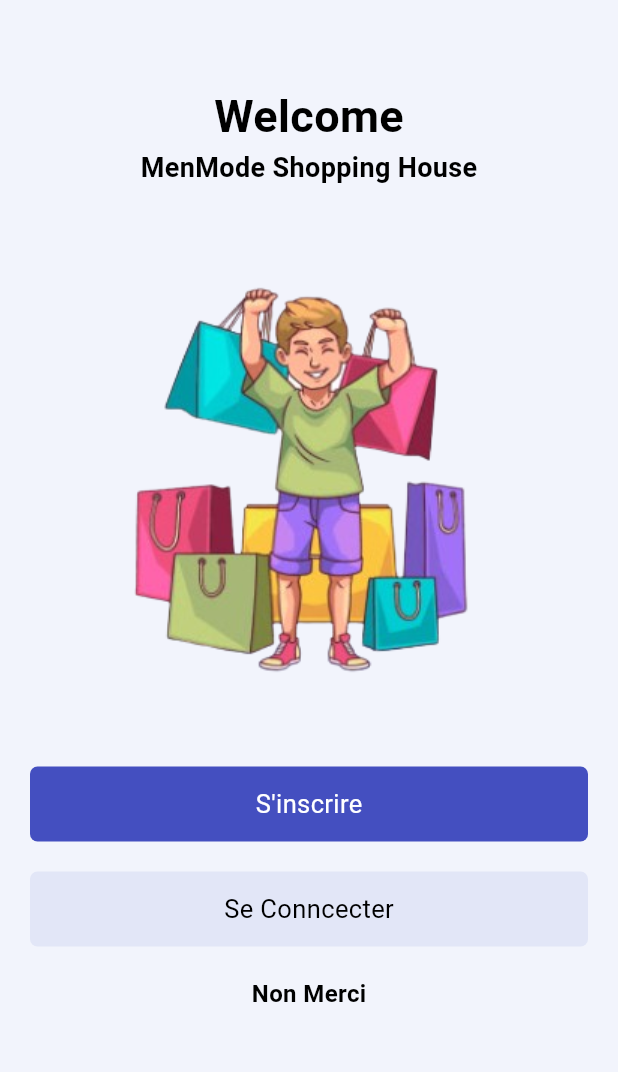
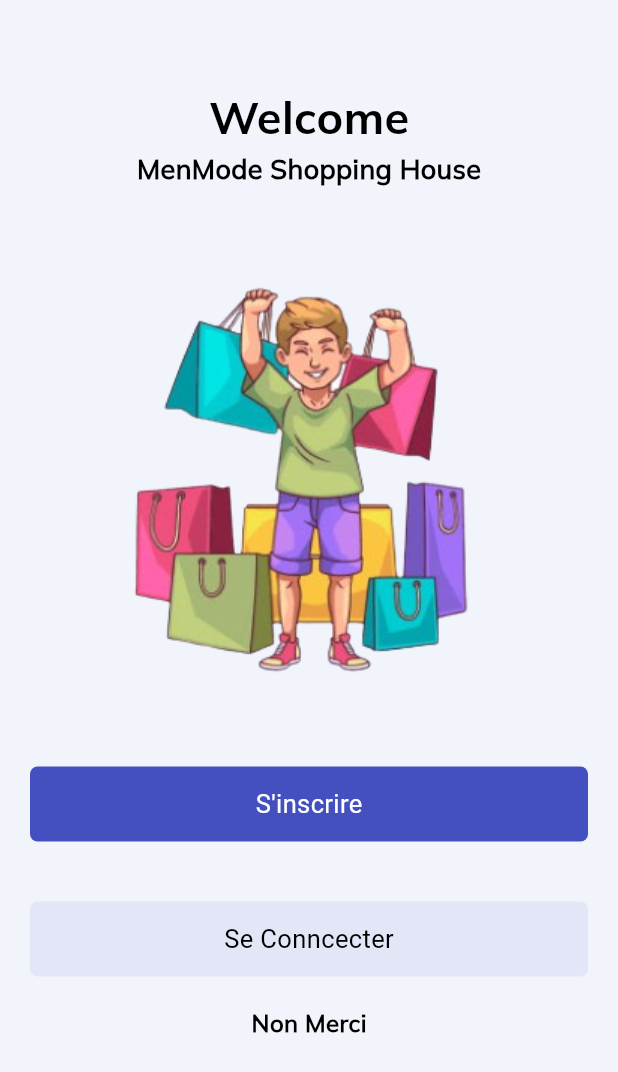
Before and after one commit to navalnorth/ecomApp_flutter, a Flutter app: the screen it shows after launch, on a phone screen of 412 x 824 dp. Shown: the top 1072 px of the screen. Run offline on Flutter 3.47's test engine with Material 3 defaults, Android fonts, the phone set to English and light mode, and no system bars.

Commit message:
feat:police

```diff
--- a/lib/app/components/button_components.dart
+++ b/lib/app/components/button_components.dart
@@ -10,7 +10,7 @@ class ButtonComponent extends StatelessWidget {
   ButtonComponent({
     required this.textButton,
     required this.buttonColor,
-    required this.buttonColorText,
+    this.buttonColorText=Colors.white
   });
 
   @override
--- /dev/null
+++ b/lib/app/components/space.dart
@@ -0,0 +1,13 @@
+import 'package:flutter/material.dart';
+
+h(double h){
+  return SizedBox(
+    height: h,
+  );
+}
+
+w(double w){
+  return SizedBox(
+    height: w,
+  );
+}
--- a/lib/app/components/text_components.dart
+++ b/lib/app/components/text_components.dart
@@ -8,6 +8,7 @@ class TextComponents extends StatelessWidget {
   final FontWeight fw;
   final TextAlign textAlign;
   final String txt;
+  final String family;
 
   TextComponents({
     required this.txt,
@@ -15,6 +16,7 @@ class TextComponents extends StatelessWidget {
     this.textSize=16,
     this.fw=FontWeight.bold,
     this.textAlign=TextAlign.left,
+    this.family="Regular"
   });
 
   @override
@@ -22,6 +24,7 @@ class TextComponents extends StatelessWidget {
     return Text(
       txt,
       style: TextStyle(
+        fontFamily: family,
        color: color,
         fontSize: textSize,
         fontWeight: fw
--- a/lib/app/modules/home/view/home.dart
+++ b/lib/app/modules/home/view/home.dart
@@ -1,4 +1,5 @@
 import 'package:ecom_app/app/components/button_components.dart';
+import 'package:ecom_app/app/components/space.dart';
 import 'package:ecom_app/app/components/text_components.dart';
 import 'package:ecom_app/utils/colors.dart';
 import 'package:flutter/material.dart';
@@ -19,15 +20,15 @@ class Home extends StatelessWidget {
         width: MediaQuery.of(context).size.width,
         child: Column(
           children: [
-            TextComponents(txt: "Welcome", textSize: 30, fw: FontWeight.bold,),
+            TextComponents(txt: "Welcome", textSize: 30, fw: FontWeight.bold, family: 'Bold',),
             TextComponents(txt: "MenMode Shopping House", textSize: 18),
-            const SizedBox(height: 40,),
+            h(40),
             Image.asset("assets/images/home.png"),
-            const SizedBox(height: 40,),
+            h(40),
             ButtonComponent(textButton: "S'inscrire", buttonColor: mainColor, buttonColorText: Colors.white,),
-            const SizedBox(height: 20,),
+            h(40),
             ButtonComponent(textButton: "Se Conncecter", buttonColor: loginButtonColor, buttonColorText: Colors.black,),
-            const SizedBox(height: 20,),
+            h(20),
             TextComponents(txt: "Non Merci")
           ],
         ),
```
Also changed, not shown: pubspec.yaml (+7 -2 lines), assets/Mulish-Bold.ttf (added), assets/Mulish-Regular.ttf (added).
